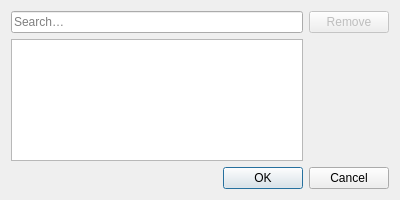
Old version of the form src/modules/windows/configuration/OverridesDialog.ui in the repository OtterBrowser/otter-browser.
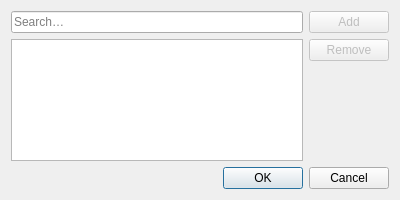
New version of the form. Custom widgets are drawn as their Qt base class.

```diff
--- a/src/modules/windows/configuration/OverridesDialog.ui
+++ b/src/modules/windows/configuration/OverridesDialog.ui
@@ -44,7 +44,17 @@
       </layout>
      </item>
      <item>
-      <layout class="QVBoxLayout" name="overridesButtonsLayout" stretch="0,1">
+      <layout class="QVBoxLayout" name="overridesButtonsLayout" stretch="0,0,1">
+       <item>
+        <widget class="QPushButton" name="addOverrideButton">
+         <property name="enabled">
+          <bool>false</bool>
+         </property>
+         <property name="text">
+          <string>Add</string>
+         </property>
+        </widget>
+       </item>
        <item>
         <widget class="QPushButton" name="removeOverrideButton">
          <property name="enabled">
```
